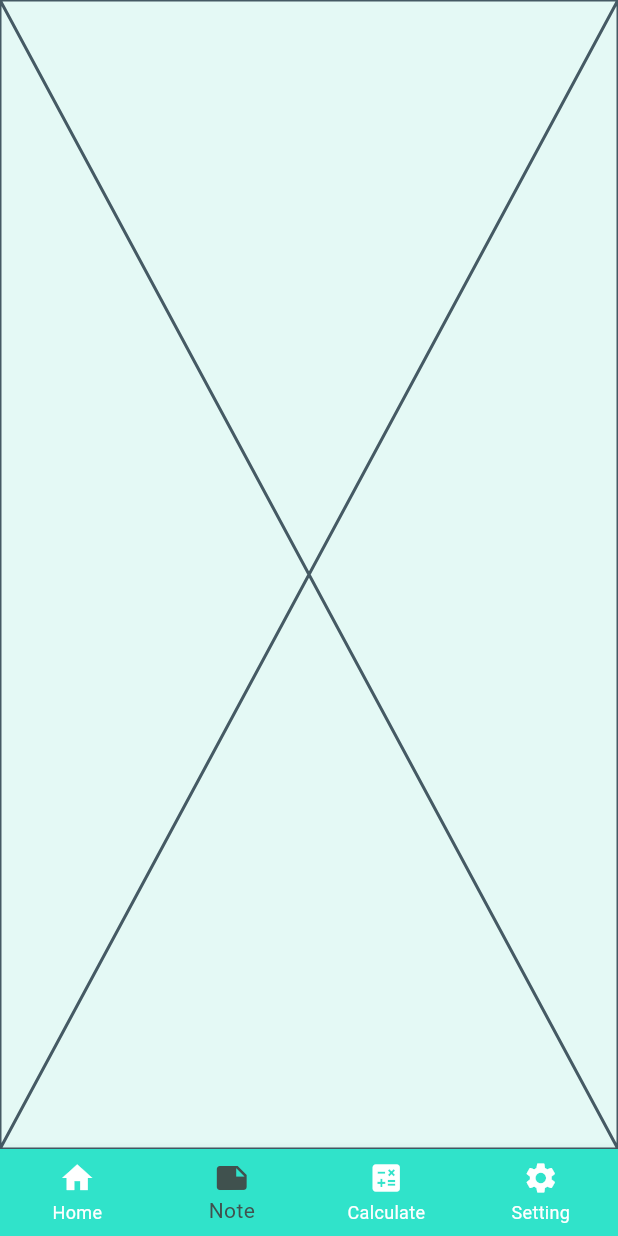
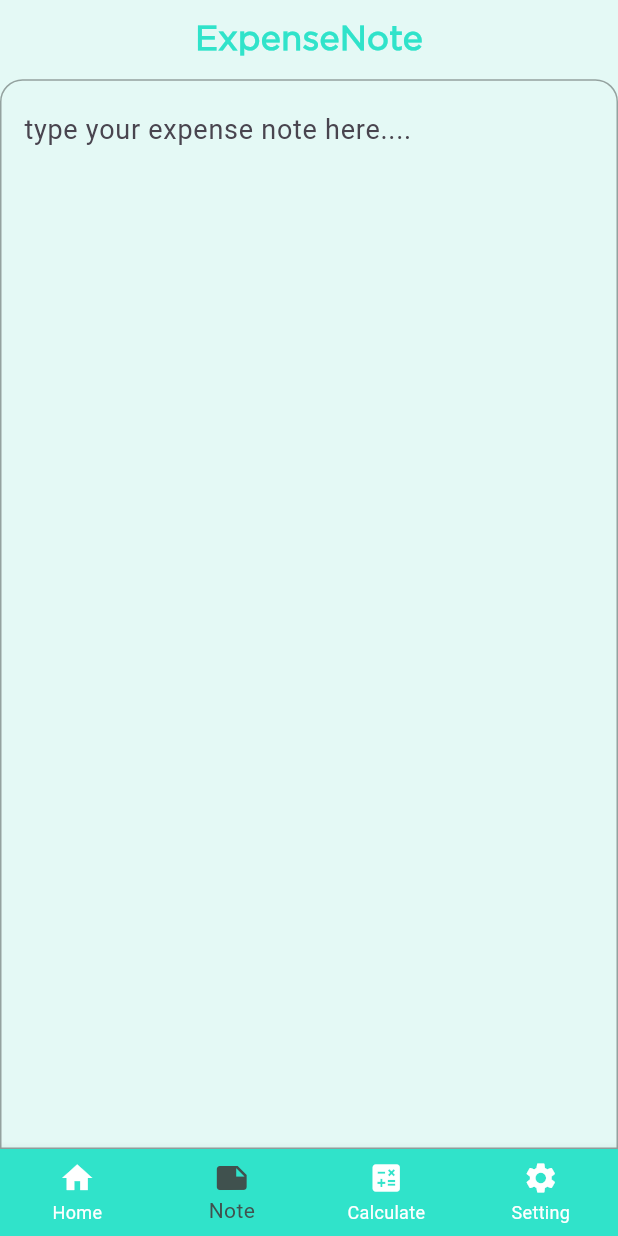
Before and after one commit to rajukani100/myExpenses, a Flutter app: the screen it shows once a user with an empty profile is signed in, item 2 of the bottom bar chosen, on a phone screen of 412 x 824 dp. Run offline on Flutter 3.47's test engine with Material 3 defaults, Android fonts, the phone set to English and light mode, and no system bars; our stand-ins replace calendar_date_picker2, cloud_firestore, connectivity_plus, firebase_auth, firebase_core, flutter_native_splash and 7 more; accounts and stored records are empty; generated files the repository leaves out were written again; network calls fail; statements that could not run were skipped.

Commit message:
designed noteScreen

```diff
--- a/lib/screens/noteScreen.dart
+++ b/lib/screens/noteScreen.dart
@@ -1,10 +1,60 @@
 import 'package:flutter/material.dart';
+import 'package:flutter/widgets.dart';
+import 'package:get/get.dart';
+import 'package:my_expense/main.dart';
+import 'package:my_expense/services/cloud_data.dart';
+import 'package:my_expense/utils/color.dart';
+import 'package:my_expense/utils/responsive.dart';
 
 class noteScreen extends StatelessWidget {
-  const noteScreen({super.key});
+  noteScreen({super.key}) {}
 
   @override
   Widget build(BuildContext context) {
-    return const Placeholder();
+    return Column(
+      children: [
+        SizedBox(
+          height: height15 * .75,
+        ),
+        Text(
+          "ExpenseNote",
+          style: TextStyle(
+              fontFamily: 'Gotham',
+              fontStyle: FontStyle.normal,
+              fontWeight: FontWeight.w600,
+              fontSize: font15 * 1.5,
+              color: mainColor),
+        ),
+        SizedBox(
+          height: height15 * .75,
+        ),
+        Expanded(
+          child: Obx(() => TextFormField(
+                controller: helperGetx.noteController.value,
+                onChanged: (value) async {
+                  await cloudData
+                      .writeNotes(helperGetx.noteController.value.text);
+                },
+                style: TextStyle(fontSize: 18),
+                maxLines: null,
+                expands: true,
+                textAlignVertical: TextAlignVertical.top,
+                decoration: InputDecoration(
+                  enabledBorder: OutlineInputBorder(
+                      borderRadius: BorderRadius.only(
+                          topLeft: Radius.circular(15),
+                          topRight: Radius.circular(15)),
+                      borderSide: BorderSide(width: 1, color: mainGrey)),
+                  focusedBorder: OutlineInputBorder(
+                      borderRadius: BorderRadius.only(
+                          topLeft: Radius.circular(15),
+                          topRight: Radius.circular(15)),
+                      borderSide: BorderSide(width: 1, color: mainGrey)),
+                  hintText: 'type your expense note here....  ',
+                ),
+              )),
+        )
+      ],
+    );
   }
 }
```
